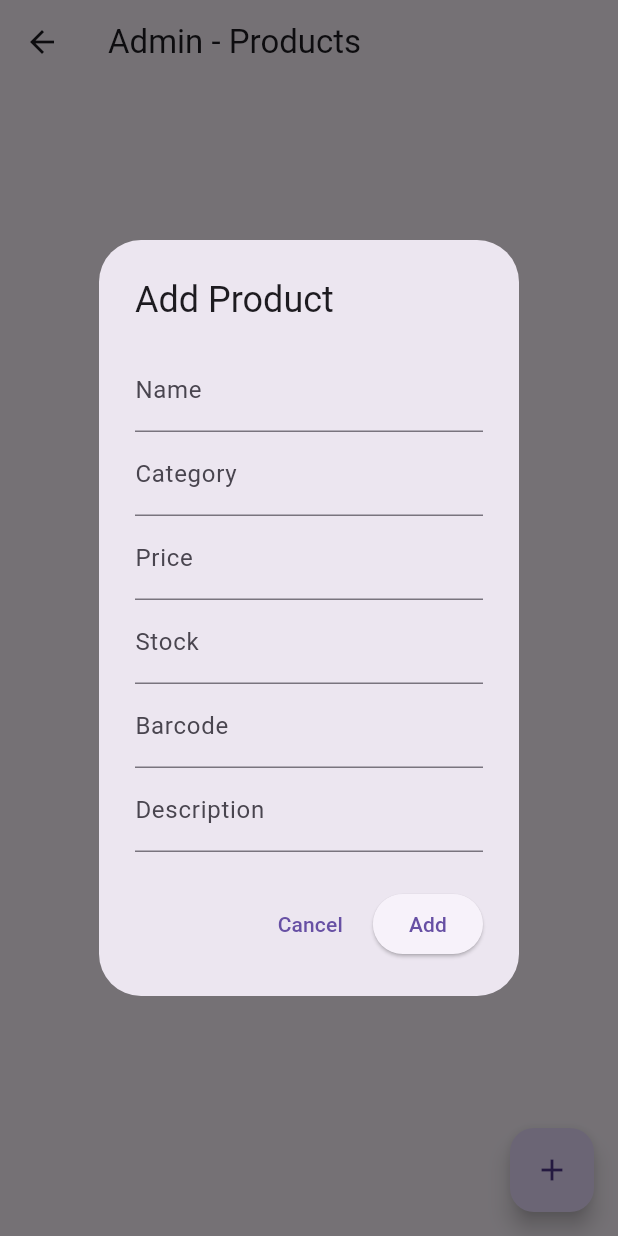
After one commit to habibafahd/online_shopping_app, a Flutter app: the AdminProductsPage screen opened directly, after a tap on the "add" icon, on a phone screen of 412 x 824 dp. The commit adds this screen. Run offline on Flutter 3.47's test engine with Material 3 defaults, Android fonts, the phone set to English and light mode, and no system bars; our stand-ins replace cloud_firestore, firebase_auth, firebase_core, shared_preferences, speech_to_text, syncfusion_flutter_charts; missing offline and left inert: mobile_scanner; accounts and stored records are empty.

Commit message:
admin product management working (category and reports not yet, add stock handling in customer checkout)

```diff
--- /dev/null
+++ b/lib/screens/admin_product_management.dart
@@ -0,0 +1,209 @@
+import 'package:flutter/material.dart';
+import 'package:cloud_firestore/cloud_firestore.dart';
+import '../models/product.dart';
+
+class AdminProductsPage extends StatefulWidget {
+  const AdminProductsPage({super.key});
+
+  @override
+  State<AdminProductsPage> createState() => _AdminProductsPageState();
+}
+
+class _AdminProductsPageState extends State<AdminProductsPage> {
+  final CollectionReference _productsRef = FirebaseFirestore.instance
+      .collection('products');
+
+  final _formKey = GlobalKey<FormState>();
+  final TextEditingController _nameController = TextEditingController();
+  final TextEditingController _categoryController = TextEditingController();
+  final TextEditingController _priceController = TextEditingController();
+  final TextEditingController _stockController = TextEditingController();
+  final TextEditingController _descriptionController = TextEditingController();
+  final TextEditingController _barcodeController = TextEditingController();
+
+  IconData selectedIcon = Icons.checkroom;
+
+  // ------------------ Add/Edit Product ------------------
+  void _showProductDialog({Product? product}) {
+    if (product != null) {
+      _nameController.text = product.name;
+      _categoryController.text = product.category;
+      _priceController.text = product.price.toString();
+      _stockController.text = product.stock.toString();
+      _descriptionController.text = product.description ?? '';
+      _barcodeController.text = product.barcode;
+      selectedIcon = product.icon;
+    } else {
+      _nameController.clear();
+      _categoryController.clear();
+      _priceController.clear();
+      _stockController.clear();
+      _descriptionController.clear();
+      _barcodeController.clear();
+      selectedIcon = Icons.checkroom;
+    }
+
+    showDialog(
+      context: context,
+      builder: (_) => AlertDialog(
+        title: Text(product == null ? 'Add Product' : 'Edit Product'),
+        content: SingleChildScrollView(
+          child: Form(
+            key: _formKey,
+            child: Column(
+              mainAxisSize: MainAxisSize.min,
+              children: [
+                TextFormField(
+                  controller: _nameController,
+                  decoration: const InputDecoration(labelText: 'Name'),
+                  validator: (v) => v!.isEmpty ? 'Enter name' : null,
+                ),
+                TextFormField(
+                  controller: _categoryController,
+                  decoration: const InputDecoration(labelText: 'Category'),
+                  validator: (v) => v!.isEmpty ? 'Enter category' : null,
+                ),
+                TextFormField(
+                  controller: _priceController,
+                  decoration: const InputDecoration(labelText: 'Price'),
+                  keyboardType: TextInputType.number,
+                  validator: (v) => v!.isEmpty ? 'Enter price' : null,
+                ),
+                TextFormField(
+                  controller: _stockController,
+                  decoration: const InputDecoration(labelText: 'Stock'),
+                  keyboardType: TextInputType.number,
+                  validator: (v) => v!.isEmpty ? 'Enter stock' : null,
+                ),
+                TextFormField(
+                  controller: _barcodeController,
+                  decoration: const InputDecoration(labelText: 'Barcode'),
+                  validator: (v) => v!.isEmpty ? 'Enter barcode' : null,
+                ),
+                TextFormField(
+                  controller: _descriptionController,
+                  decoration: const InputDecoration(labelText: 'Description'),
+                ),
+              ],
+            ),
+          ),
+        ),
+        actions: [
+          TextButton(
+            onPressed: () => Navigator.pop(context),
+            child: const Text('Cancel'),
+          ),
+          ElevatedButton(
+            onPressed: () async {
+              if (!_formKey.currentState!.validate()) return;
+
+              final productData = Product(
+                id:
+                    product?.id ??
+                    '', // For new product, id is generated by Firestore
+                name: _nameController.text.trim(),
+                category: _categoryController.text.trim(),
+                price: double.parse(_priceController.text.trim()),
+                stock: int.parse(_stockController.text.trim()),
+                description: _descriptionController.text.trim(),
+                icon: selectedIcon,
+                barcode: _barcodeController.text.trim(),
+              );
+
+              try {
+                if (product == null) {
+                  // Add new product
+                  await _productsRef.add(productData.toMap());
+                } else {
+                  // Edit existing product
+                  await _productsRef
+                      .doc(product.id)
+                      .update(productData.toMap());
+                }
+                Navigator.pop(context);
+              } catch (e) {
+                ScaffoldMessenger.of(
+                  context,
+                ).showSnackBar(SnackBar(content: Text('Error: $e')));
+              }
+            },
+            child: Text(product == null ? 'Add' : 'Save'),
+          ),
+        ],
+      ),
+    );
+  }
+
+  // ------------------ Delete Product ------------------
+  void _deleteProduct(String id) async {
+    try {
+      await _productsRef.doc(id).delete();
+      ScaffoldMessenger.of(
+        context,
+      ).showSnackBar(const SnackBar(content: Text('Product deleted')));
+    } catch (e) {
+      ScaffoldMessenger.of(
+        context,
+      ).showSnackBar(SnackBar(content: Text('Delete failed: $e')));
+    }
+  }
+
+  // ------------------ UI ------------------
+  @override
+  Widget build(BuildContext context) {
+    return Scaffold(
+      appBar: AppBar(title: const Text('Admin - Products')),
+      floatingActionButton: FloatingActionButton(
+        onPressed: () => _showProductDialog(),
+        child: const Icon(Icons.add),
+      ),
+      body: StreamBuilder<QuerySnapshot>(
+        stream: _productsRef.snapshots(),
+        builder: (context, snapshot) {
+          if (!snapshot.hasData) {
+            return const Center(child: CircularProgressIndicator());
+          }
+          final products = snapshot.data!.docs
+              .map(
+                (doc) =>
+                    Product.fromMap(doc.data() as Map<String, dynamic>, doc.id),
+              )
+              .toList();
+
+          if (products.isEmpty) {
+            return const Center(child: Text('No products found'));
+          }
+
+          return ListView.builder(
+            itemCount: products.length,
+            itemBuilder: (context, index) {
+              final p = products[index];
+              return Card(
+                margin: const EdgeInsets.symmetric(horizontal: 12, vertical: 6),
+                child: ListTile(
+                  title: Text(p.name),
+                  subtitle: Text(
+                    '${p.category} • \$${p.price} • Stock: ${p.stock}',
+                  ),
+                  trailing: Row(
+                    mainAxisSize: MainAxisSize.min,
+                    children: [
+                      IconButton(
+                        icon: const Icon(Icons.edit, color: Colors.orange),
+                        onPressed: () => _showProductDialog(product: p),
+                      ),
+                      IconButton(
+                        icon: const Icon(Icons.delete, color: Colors.red),
+                        onPressed: () => _deleteProduct(p.id),
+                      ),
+                    ],
+                  ),
+                ),
+              );
+            },
+          );
+        },
+      ),
+    );
+  }
+}
```
Also changed, not shown: lib/screens/admin_category_management.dart (added, +121 -0 lines), lib/screens/admin_dashboard.dart (added, +70 -0 lines), lib/screens/admin_reports_page.dart (added, +188 -0 lines), lib/screens/login_screen.dart (+17 -2 lines), pubspec.yaml (+17 -56 lines), pubspec.lock.
